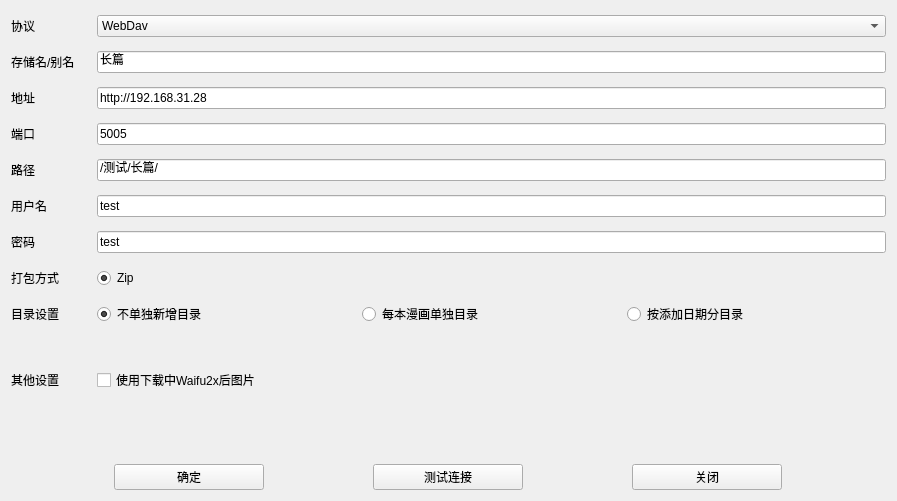
The window that ui/ui_nas_add.ui (tonquer/JMComic-qt) describes before a commit, drawn with Qt 5.
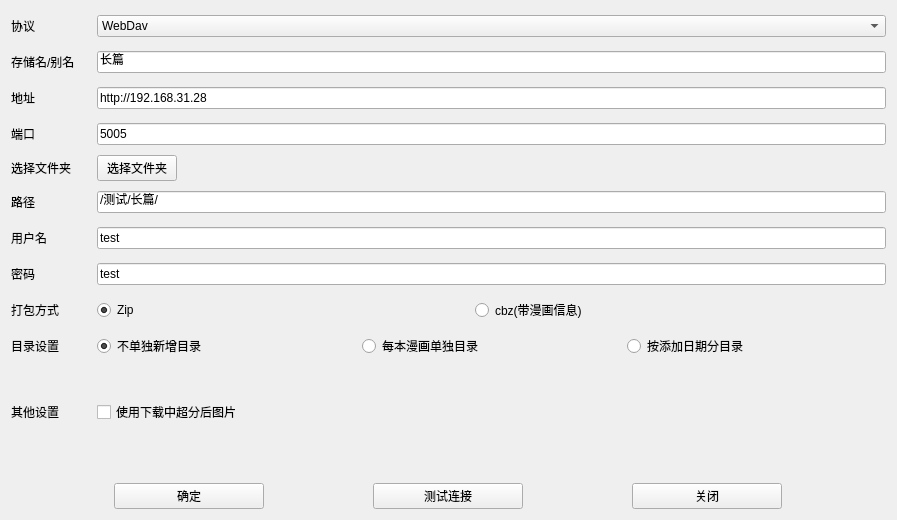
The same window after the commit.

Patch:
```diff
--- a/ui/ui_nas_add.ui
+++ b/ui/ui_nas_add.ui
@@ -7,7 +7,7 @@
     <x>0</x>
     <y>0</y>
     <width>897</width>
-    <height>501</height>
+    <height>515</height>
    </rect>
   </property>
   <property name="windowTitle">
@@ -16,77 +16,7 @@
   <layout class="QVBoxLayout" name="verticalLayout">
    <item>
     <layout class="QGridLayout" name="gridLayout_2">
-     <item row="5" column="0">
-      <widget class="QLabel" name="label_3">
-       <property name="minimumSize">
-        <size>
-         <width>80</width>
-         <height>30</height>
-        </size>
-       </property>
-       <property name="text">
-        <string>用户名</string>
-       </property>
-      </widget>
-     </item>
-     <item row="2" column="1">
-      <widget class="QLineEdit" name="addressEdit">
-       <property name="text">
-        <string>http://192.168.31.28</string>
-       </property>
-       <property name="placeholderText">
-        <string/>
-       </property>
-      </widget>
-     </item>
-     <item row="4" column="1">
-      <widget class="QLineEdit" name="pathEdit">
-       <property name="text">
-        <string>/测试/长篇/</string>
-       </property>
-       <property name="placeholderText">
-        <string/>
-       </property>
-      </widget>
-     </item>
-     <item row="8" column="1">
-      <layout class="QHBoxLayout" name="horizontalLayout_5">
-       <item>
-        <widget class="QRadioButton" name="dir1Radio">
-         <property name="text">
-          <string>不单独新增目录</string>
-         </property>
-         <property name="checked">
-          <bool>true</bool>
-         </property>
-         <attribute name="buttonGroup">
-          <string notr="true">buttonGroup</string>
-         </attribute>
-        </widget>
-       </item>
-       <item>
-        <widget class="QRadioButton" name="dir2Radio">
-         <property name="text">
-          <string>每本漫画单独目录</string>
-         </property>
-         <attribute name="buttonGroup">
-          <string notr="true">buttonGroup</string>
-         </attribute>
-        </widget>
-       </item>
-       <item>
-        <widget class="QRadioButton" name="dir3Radio">
-         <property name="text">
-          <string>按添加日期分目录</string>
-         </property>
-         <attribute name="buttonGroup">
-          <string notr="true">buttonGroup</string>
-         </attribute>
-        </widget>
-       </item>
-      </layout>
-     </item>
-     <item row="0" column="1">
+     <item row="0" column="2">
       <widget class="QComboBox" name="comboBox">
        <item>
         <property name="text">
@@ -100,16 +30,26 @@
        </item>
       </widget>
      </item>
-     <item row="9" column="0">
-      <widget class="QLabel" name="label_6">
+     <item row="5" column="2">
+      <widget class="QLineEdit" name="pathEdit">
+       <property name="text">
+        <string>/测试/长篇/</string>
+       </property>
+       <property name="placeholderText">
+        <string/>
+       </property>
+      </widget>
+     </item>
+     <item row="3" column="0">
+      <widget class="QLabel" name="label_port">
        <property name="minimumSize">
         <size>
          <width>80</width>
-         <height>90</height>
+         <height>30</height>
         </size>
        </property>
        <property name="text">
-        <string>其他设置</string>
+        <string>端口</string>
        </property>
       </widget>
      </item>
@@ -126,35 +66,7 @@
        </property>
       </widget>
      </item>
-     <item row="8" column="0">
-      <widget class="QLabel" name="label_10">
-       <property name="minimumSize">
-        <size>
-         <width>80</width>
-         <height>30</height>
-        </size>
-       </property>
-       <property name="text">
-        <string>目录设置</string>
-       </property>
-      </widget>
-     </item>
-     <item row="9" column="1">
-      <layout class="QVBoxLayout" name="verticalLayout_2">
-       <item>
-        <layout class="QHBoxLayout" name="horizontalLayout_2">
-         <item>
-          <widget class="QCheckBox" name="isWaifu2x">
-           <property name="text">
-            <string>使用下载中Waifu2x后图片</string>
-           </property>
-          </widget>
-         </item>
-        </layout>
-       </item>
-      </layout>
-     </item>
-     <item row="5" column="1">
+     <item row="6" column="2">
       <widget class="QLineEdit" name="userEdit">
        <property name="text">
         <string>test</string>
@@ -164,7 +76,73 @@
        </property>
       </widget>
      </item>
-     <item row="1" column="1">
+     <item row="1" column="0">
+      <widget class="QLabel" name="label_8">
+       <property name="minimumSize">
+        <size>
+         <width>80</width>
+         <height>30</height>
+        </size>
+       </property>
+       <property name="text">
+        <string>存储名/别名</string>
+       </property>
+      </widget>
+     </item>
+     <item row="8" column="2">
+      <layout class="QHBoxLayout" name="horizontalLayout">
+       <item>
+        <widget class="QRadioButton" name="compress1Radio">
+         <property name="text">
+          <string>Zip</string>
+         </property>
+         <property name="checked">
+          <bool>true</bool>
+         </property>
+         <attribute name="buttonGroup">
+          <string notr="true">compressGroup</string>
+         </attribute>
+        </widget>
+       </item>
+       <item>
+        <widget class="QRadioButton" name="compress2Radio">
+         <property name="text">
+          <string>cbz(带漫画信息)</string>
+         </property>
+         <attribute name="buttonGroup">
+          <string notr="true">compressGroup</string>
+         </attribute>
+        </widget>
+       </item>
+       <item>
+        <spacer name="horizontalSpacer">
+         <property name="orientation">
+          <enum>Qt::Vertical</enum>
+         </property>
+         <property name="sizeHint" stdset="0">
+          <size>
+           <width>40</width>
+           <height>20</height>
+          </size>
+         </property>
+        </spacer>
+       </item>
+      </layout>
+     </item>
+     <item row="5" column="0">
+      <widget class="QLabel" name="label_path">
+       <property name="minimumSize">
+        <size>
+         <width>80</width>
+         <height>30</height>
+        </size>
+       </property>
+       <property name="text">
+        <string>路径</string>
+       </property>
+      </widget>
+     </item>
+     <item row="1" column="2">
       <widget class="QLineEdit" name="titleEdit">
        <property name="toolTip">
         <string>长篇</string>
@@ -177,21 +155,18 @@
        </property>
       </widget>
      </item>
-     <item row="4" column="0">
-      <widget class="QLabel" name="label_9">
-       <property name="minimumSize">
-        <size>
-         <width>80</width>
-         <height>30</height>
-        </size>
-       </property>
+     <item row="2" column="2">
+      <widget class="QLineEdit" name="addressEdit">
        <property name="text">
-        <string>路径</string>
+        <string>http://192.168.31.28</string>
+       </property>
+       <property name="placeholderText">
+        <string/>
        </property>
       </widget>
      </item>
-     <item row="6" column="0">
-      <widget class="QLabel" name="label_4">
+     <item row="7" column="0">
+      <widget class="QLabel" name="label_pass">
        <property name="minimumSize">
         <size>
          <width>80</width>
@@ -216,20 +191,14 @@
        </property>
       </widget>
      </item>
-     <item row="1" column="0">
-      <widget class="QLabel" name="label_8">
-       <property name="minimumSize">
-        <size>
-         <width>80</width>
-         <height>30</height>
-        </size>
-       </property>
+     <item row="4" column="0">
+      <widget class="QLabel" name="label_select">
        <property name="text">
-        <string>存储名/别名</string>
+        <string>选择文件夹</string>
        </property>
       </widget>
      </item>
-     <item row="6" column="1">
+     <item row="7" column="2">
       <widget class="QLineEdit" name="passEdit">
        <property name="text">
         <string>test</string>
@@ -239,21 +208,33 @@
        </property>
       </widget>
      </item>
-     <item row="7" column="1">
-      <layout class="QHBoxLayout" name="horizontalLayout">
-       <item>
-        <widget class="QRadioButton" name="zipButton">
+     <item row="10" column="0">
+      <widget class="QLabel" name="label_6">
+       <property name="minimumSize">
+        <size>
+         <width>80</width>
+         <height>90</height>
+        </size>
+       </property>
          <property name="text">
-          <string>Zip</string>
-         </property>
-         <property name="checked">
-          <bool>true</bool>
-         </property>
-        </widget>
-       </item>
-      </layout>
-     </item>
-     <item row="7" column="0">
+        <string>其他设置</string>
+       </property>
+      </widget>
+     </item>
+     <item row="6" column="0">
+      <widget class="QLabel" name="label_user">
+       <property name="minimumSize">
+        <size>
+         <width>80</width>
+         <height>30</height>
+        </size>
+       </property>
+       <property name="text">
+        <string>用户名</string>
+       </property>
+      </widget>
+     </item>
+     <item row="8" column="0">
       <widget class="QLabel" name="label_5">
        <property name="minimumSize">
         <size>
@@ -266,26 +247,102 @@
        </property>
       </widget>
      </item>
-     <item row="3" column="0">
-      <widget class="QLabel" name="label_11">
-       <property name="minimumSize">
-        <size>
-         <width>80</width>
-         <height>30</height>
-        </size>
-       </property>
+     <item row="10" column="2">
+      <layout class="QVBoxLayout" name="verticalLayout_2">
+       <item>
+        <layout class="QHBoxLayout" name="horizontalLayout_2">
+         <item>
+          <widget class="QCheckBox" name="isWaifu2x">
+           <property name="text">
+            <string>使用下载中超分后图片</string>
+           </property>
+          </widget>
+         </item>
+        </layout>
+       </item>
+      </layout>
+     </item>
+     <item row="9" column="2">
+      <layout class="QHBoxLayout" name="horizontalLayout_5">
+       <item>
+        <widget class="QRadioButton" name="dir1Radio">
        <property name="text">
-        <string>端口</string>
-       </property>
-      </widget>
-     </item>
-     <item row="3" column="1">
+          <string>不单独新增目录</string>
+         </property>
+         <property name="checked">
+          <bool>true</bool>
+         </property>
+         <attribute name="buttonGroup">
+          <string notr="true">buttonGroup</string>
+         </attribute>
+        </widget>
+       </item>
+       <item>
+        <widget class="QRadioButton" name="dir2Radio">
+         <property name="text">
+          <string>每本漫画单独目录</string>
+         </property>
+         <attribute name="buttonGroup">
+          <string notr="true">buttonGroup</string>
+         </attribute>
+        </widget>
+       </item>
+       <item>
+        <widget class="QRadioButton" name="dir3Radio">
+         <property name="text">
+          <string>按添加日期分目录</string>
+         </property>
+         <attribute name="buttonGroup">
+          <string notr="true">buttonGroup</string>
+         </attribute>
+        </widget>
+       </item>
+      </layout>
+     </item>
+     <item row="3" column="2">
       <widget class="QLineEdit" name="portEdit">
        <property name="text">
         <string>5005</string>
        </property>
       </widget>
      </item>
+     <item row="9" column="0">
+      <widget class="QLabel" name="label_10">
+       <property name="minimumSize">
+        <size>
+         <width>80</width>
+         <height>30</height>
+        </size>
+       </property>
+       <property name="text">
+        <string>目录设置</string>
+       </property>
+      </widget>
+     </item>
+     <item row="4" column="2">
+      <layout class="QHBoxLayout" name="horizontalLayout_6">
+       <item>
+        <widget class="QPushButton" name="dirButton">
+         <property name="text">
+          <string>选择文件夹</string>
+         </property>
+        </widget>
+       </item>
+       <item>
+        <spacer name="horizontalSpacer_2">
+         <property name="orientation">
+          <enum>Qt::Horizontal</enum>
+         </property>
+         <property name="sizeHint" stdset="0">
+          <size>
+           <width>40</width>
+           <height>20</height>
+          </size>
+         </property>
+        </spacer>
+       </item>
+      </layout>
+     </item>
     </layout>
    </item>
    <item>
@@ -293,9 +350,6 @@
      <property name="text">
       <string/>
      </property>
-     <property name="alignment">
-      <set>Qt::AlignCenter</set>
-     </property>
     </widget>
    </item>
    <item>
```
Left out of the diff: 10 changed lines with no effect on the pictures. Lines whose indentation alone changed are shown as unchanged.
